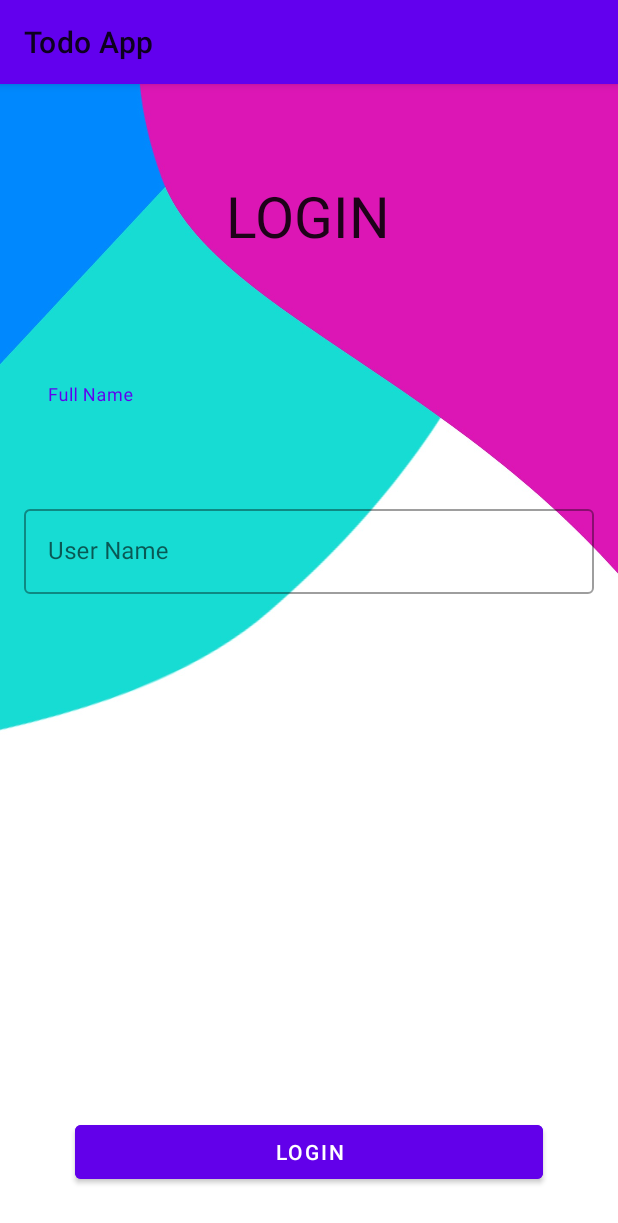
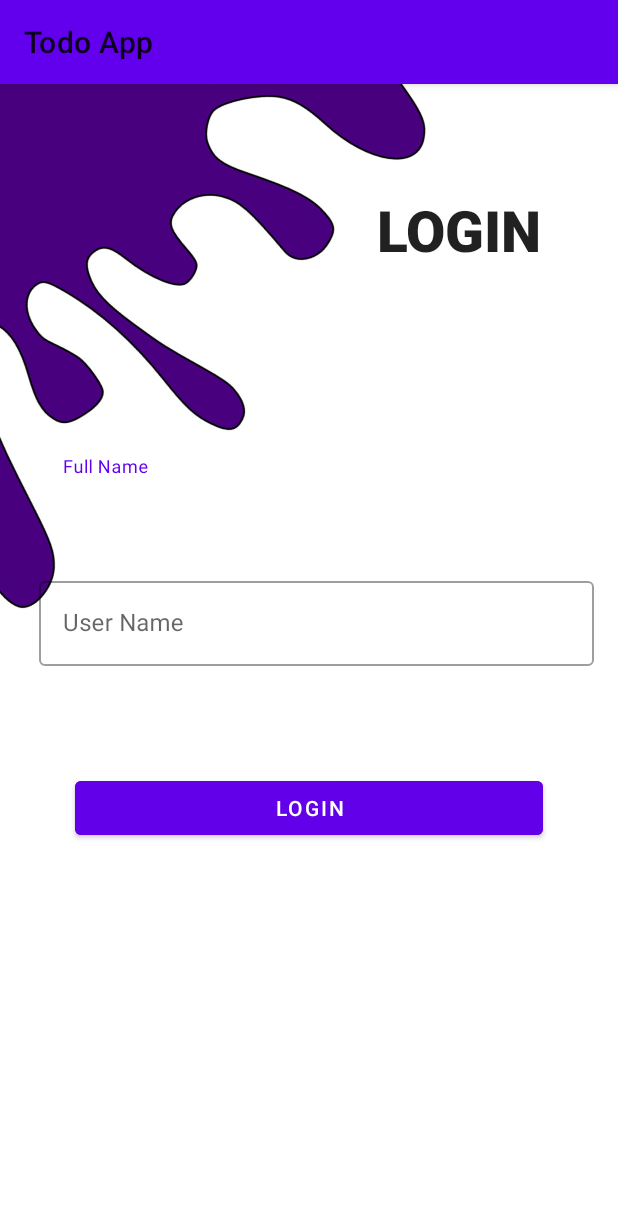
Before and after one commit to Code-Recursion/TodoNotesApp, an Android app: the screen it shows after launch (LoginActivity), on a phone screen of 412 x 824 dp. Shown: the top 1223 px of the screen. Run offline under Robolectric (Android 15) with nearby library versions, the phone set to English and light mode, and no system bars; 1 statement that could not run was skipped.

```diff
--- a/app/src/main/java/com/example/todonotesapp/view/SplashActivity.kt
+++ b/app/src/main/java/com/example/todonotesapp/view/SplashActivity.kt
@@ -1,11 +1,21 @@
 package com.example.todonotesapp.view
 
+import android.app.NotificationChannel
+import android.app.NotificationManager
+import android.content.Context
 import android.content.Intent
 import android.content.SharedPreferences
+import android.media.RingtoneManager
+import android.os.Build
 import android.os.Bundle
+import android.util.Log
+import android.widget.Toast
 import androidx.appcompat.app.AppCompatActivity
+import androidx.core.app.NotificationCompat
 import com.example.todonotesapp.utils.PrefConstant
 import com.example.todonotesapp.R
+import com.google.android.gms.tasks.OnCompleteListener
+import com.google.firebase.iid.FirebaseInstanceId
 
 class SplashActivity : AppCompatActivity() {
 
@@ -16,6 +26,45 @@ class SplashActivity : AppCompatActivity() {
         setContentView(R.layout.activity_splash)
         setUpSharedPreferences()
         checkLoginStatus()
+        getFCMToken()
+        setupNotification("Welcome to Todo Notes App")
+    }
+
+    private fun setupNotification(body: String?) {
+        val channelId = "Local ID"
+        val ringtone = RingtoneManager.getDefaultUri(RingtoneManager.TYPE_NOTIFICATION)
+        val NotificationBuilder = NotificationCompat.Builder(this, channelId)
+                .setSmallIcon(R.mipmap.ic_launcher_round)
+                .setContentText("Todo Notes App")
+                .setContentText(body)
+                .setSound(ringtone)
+        val notificationManager = getSystemService(Context.NOTIFICATION_SERVICE) as NotificationManager
+
+        if(Build.VERSION.SDK_INT >= Build.VERSION_CODES.O) {
+            val channel = NotificationChannel(channelId, "Todo-Notes", NotificationManager.IMPORTANCE_HIGH)
+            notificationManager.createNotificationChannel(channel)
+        }
+
+        notificationManager.notify(0, NotificationBuilder.build())
+    }
+
+
+    private fun getFCMToken() {
+        FirebaseInstanceId.getInstance().instanceId
+                .addOnCompleteListener(OnCompleteListener { task ->
+                    if (!task.isSuccessful) {
+                        Log.w("SplashActivity", "getInstanceId failed", task.exception)
+                        return@OnCompleteListener
+                    }
+
+                    // Get new Instance ID token
+                    val token = task.result?.token
+
+                    // Log and toast
+
+                    Log.d("SplashActivity", token)
+                    Toast.makeText(baseContext, token, Toast.LENGTH_SHORT).show()
+                })
     }
 
     private fun setUpSharedPreferences() {
--- a/app/src/main/res/layout/activity_login.xml
+++ b/app/src/main/res/layout/activity_login.xml
@@ -4,7 +4,7 @@
     xmlns:tools="http://schemas.android.com/tools"
     android:layout_width="match_parent"
     android:layout_height="match_parent"
-    android:background="@drawable/colorful_bg"
+    android:background="@drawable/login"
     tools:context=".view.LoginActivity">
 
 
@@ -13,11 +13,12 @@
         style="@style/Widget.MaterialComponents.TextInputLayout.OutlinedBox"
         android:layout_width="match_parent"
         android:layout_height="wrap_content"
-        android:layout_marginStart="16dp"
-        android:layout_marginTop="200dp"
+        android:layout_marginStart="26dp"
+        android:layout_marginTop="248dp"
         android:layout_marginEnd="16dp"
         android:hint="Full Name"
         app:layout_constraintEnd_toEndOf="parent"
+        app:layout_constraintHorizontal_bias="1.0"
         app:layout_constraintStart_toStartOf="parent"
         app:layout_constraintTop_toTopOf="parent">
 
@@ -30,13 +31,12 @@
             android:inputType="text" />
     </com.google.android.material.textfield.TextInputLayout>
 
-
     <com.google.android.material.textfield.TextInputLayout
         android:id="@+id/textInputLayout"
         style="@style/Widget.MaterialComponents.TextInputLayout.OutlinedBox"
         android:layout_width="match_parent"
         android:layout_height="wrap_content"
-        android:layout_marginStart="16dp"
+        android:layout_marginStart="26dp"
         android:layout_marginTop="16dp"
         android:layout_marginEnd="16dp"
         android:hint="User Name"
@@ -45,8 +45,8 @@
         app:layout_constraintTop_toBottomOf="@+id/textInputLayout1">
 
         <com.google.android.material.textfield.TextInputEditText
+            android:id="@+id/editTextUsername"
             android:layout_width="match_parent"
-            android:id="@+id/editTextUsername"
             android:layout_height="wrap_content" />
     </com.google.android.material.textfield.TextInputLayout>
 
@@ -63,20 +63,24 @@
         app:layout_constraintBottom_toBottomOf="parent"
         app:layout_constraintEnd_toEndOf="parent"
         app:layout_constraintHorizontal_bias="0.0"
-        app:layout_constraintStart_toStartOf="parent" />
+        app:layout_constraintStart_toStartOf="parent"
+        app:layout_constraintTop_toBottomOf="@+id/textInputLayout"
+        app:layout_constraintVertical_bias="0.236" />
 
     <TextView
         android:id="@+id/textView"
         android:layout_width="wrap_content"
         android:layout_height="wrap_content"
+        android:fontFamily="sans-serif-black"
         android:text="LOGIN"
         android:textAppearance="@style/TextAppearance.AppCompat.Large"
         android:textSize="38dp"
+        android:textStyle="bold"
         app:layout_constraintBottom_toTopOf="@+id/textInputLayout1"
         app:layout_constraintEnd_toEndOf="parent"
-        app:layout_constraintHorizontal_bias="0.498"
+        app:layout_constraintHorizontal_bias="0.833"
         app:layout_constraintStart_toStartOf="parent"
         app:layout_constraintTop_toTopOf="parent"
-        app:layout_constraintVertical_bias="0.416" />
+        app:layout_constraintVertical_bias="0.362" />
 
 </androidx.constraintlayout.widget.ConstraintLayout>
--- a/build.gradle
+++ b/build.gradle
@@ -13,6 +13,9 @@ buildscript {
 
         classpath 'org.jetbrains.kotlin:kotlin-gradle-plugin:1.3.31'
         classpath 'org.jetbrains.kotlin:kotlin-android-extensions:1.3.31'
+
+        //firebase
+        classpath 'com.google.gms:google-services:4.3.3'
 
         // NOTE: Do not place your application dependencies here; they belong
         // in the individual module build.gradle files
```
Also changed, not shown: app/build.gradle (+11 -0 lines), app/src/main/AndroidManifest.xml (+12 -0 lines), app/src/main/java/com/example/todonotesapp/fcm/MyFirebaseMessagingService.kt (added, +45 -0 lines), app/src/main/res/layout/notes_adapter_layout.xml (+6 -6 lines), app/src/main/java/com/example/todonotesapp/workmanager/MyWorker.kt (line endings or trailing spaces), app/src/main/res/drawable/login.jpg (added), app/src/main/res/drawable/login1.jpg (added), app/src/main/res/drawable/login2.jpg (added), 1 other file.
